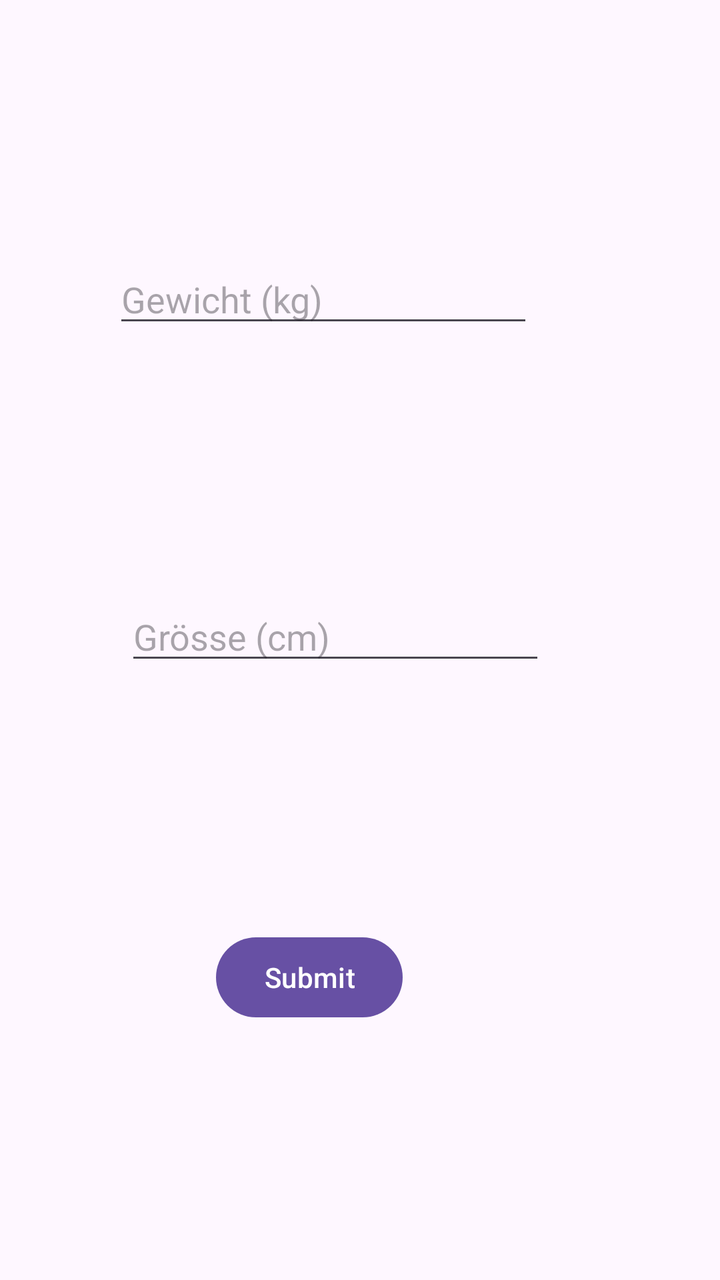
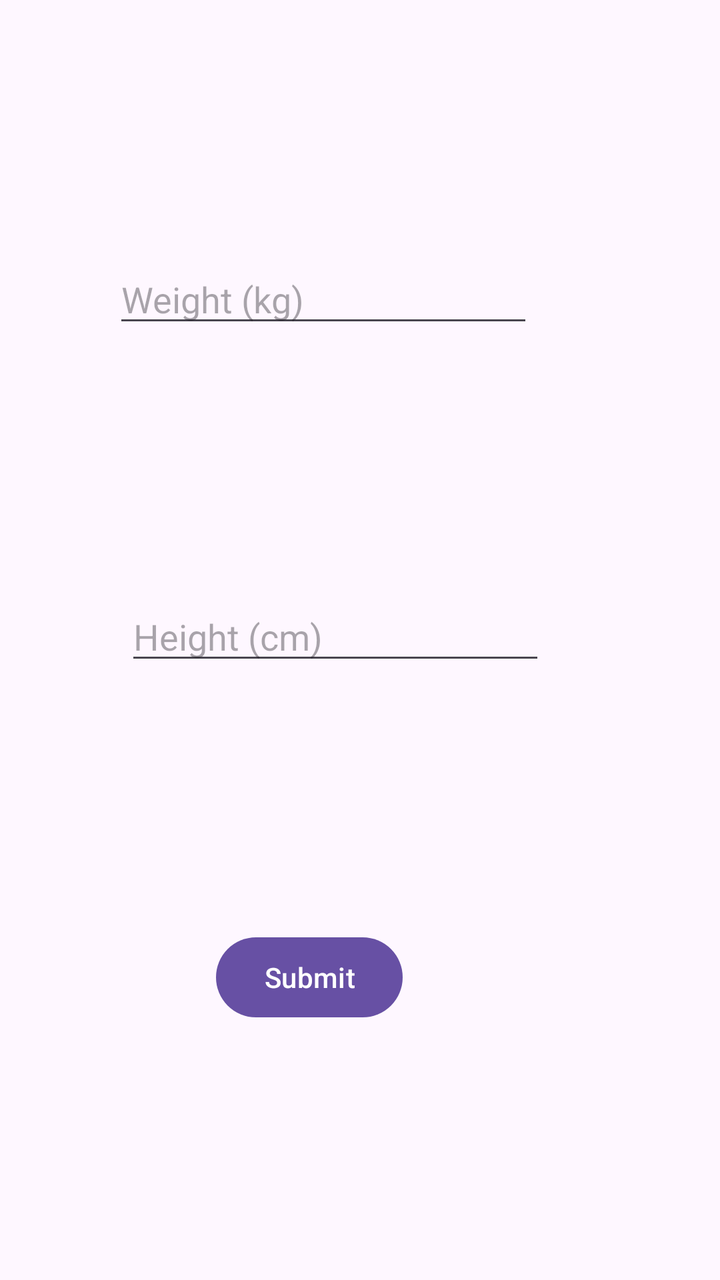

Before-and-after screenshots of an Android layout around one commit, followed by the original layout XML and the change that was made.
<!-- AndroidManifest.xml: application theme Theme.FitApp -->
<!-- res/layout/activity_entry.xml -->
<?xml version="1.0" encoding="utf-8"?>
<androidx.constraintlayout.widget.ConstraintLayout xmlns:android="http://schemas.android.com/apk/res/android"
    xmlns:app="http://schemas.android.com/apk/res-auto"
    xmlns:tools="http://schemas.android.com/tools"
    android:id="@+id/main"
    android:layout_width="match_parent"
    android:layout_height="match_parent"
    tools:context=".calculator.EntryActivity">

    <EditText
        android:id="@+id/editTextKilo"
        android:layout_width="wrap_content"
        android:layout_height="wrap_content"
        android:ems="10"
        android:inputType="numberDecimal"
        android:hint="Gewicht (kg)"

        app:layout_constraintBottom_toTopOf="@id/editTextGroesse"
        app:layout_constraintEnd_toEndOf="parent"
        app:layout_constraintHorizontal_bias="0.378"
        app:layout_constraintStart_toStartOf="parent"
        app:layout_constraintTop_toTopOf="parent" />

    <EditText
        android:id="@+id/editTextGroesse"
        android:layout_width="wrap_content"
        android:layout_height="wrap_content"
        android:ems="10"
        android:inputType="number"
        android:hint="Grösse (cm)"

        app:layout_constraintBottom_toTopOf="@id/buttonSubmit"
        app:layout_constraintEnd_toEndOf="parent"
        app:layout_constraintHorizontal_bias="0.417"
        app:layout_constraintStart_toStartOf="parent"
        app:layout_constraintTop_toBottomOf="@id/editTextKilo" />

    <Button
        android:id="@+id/buttonSubmit"
        android:layout_width="wrap_content"
        android:layout_height="wrap_content"
        android:text="Submit"

        app:layout_constraintBottom_toBottomOf="parent"
        app:layout_constraintEnd_toEndOf="parent"
        app:layout_constraintHorizontal_bias="0.405"
        app:layout_constraintStart_toStartOf="parent"
        app:layout_constraintTop_toBottomOf="@id/editTextGroesse" />
</androidx.constraintlayout.widget.ConstraintLayout>
<!-- resources referenced by this layout -->
<resources>
  <style name="Theme.FitApp" parent="Base.Theme.FitApp" />
  <style name="Base.Theme.FitApp" parent="Theme.Material3.DayNight">
          
          
      </style>
</resources>

<!-- the commit's change to res/layout/activity_entry.xml (unified diff, before → after) -->
@@ -13,7 +13,7 @@
         android:layout_height="wrap_content"
         android:ems="10"
         android:inputType="numberDecimal"
-        android:hint="Gewicht (kg)"
+        android:hint="@string/hint_weight"
 
         app:layout_constraintBottom_toTopOf="@id/editTextGroesse"
         app:layout_constraintEnd_toEndOf="parent"
@@ -27,7 +27,7 @@
         android:layout_height="wrap_content"
         android:ems="10"
         android:inputType="number"
-        android:hint="Grösse (cm)"
+        android:hint="@string/hint_height"
 
         app:layout_constraintBottom_toTopOf="@id/buttonSubmit"
         app:layout_constraintEnd_toEndOf="parent"
@@ -39,7 +39,7 @@
         android:id="@+id/buttonSubmit"
         android:layout_width="wrap_content"
         android:layout_height="wrap_content"
-        android:text="Submit"
+        android:text="@string/button_submit"
 
         app:layout_constraintBottom_toBottomOf="parent"
         app:layout_constraintEnd_toEndOf="parent"
<!-- resource entries referenced after the edit -->
@@ -1,5 +1,8 @@
 <!-- resources referenced by this layout -->
 <resources>
+  <string name="button_submit">Submit</string>
+  <string name="hint_height">Height (cm)</string>
+  <string name="hint_weight">Weight (kg)</string>
   <style name="Theme.FitApp" parent="Base.Theme.FitApp" />
   <style name="Base.Theme.FitApp" parent="Theme.Material3.DayNight">
           
